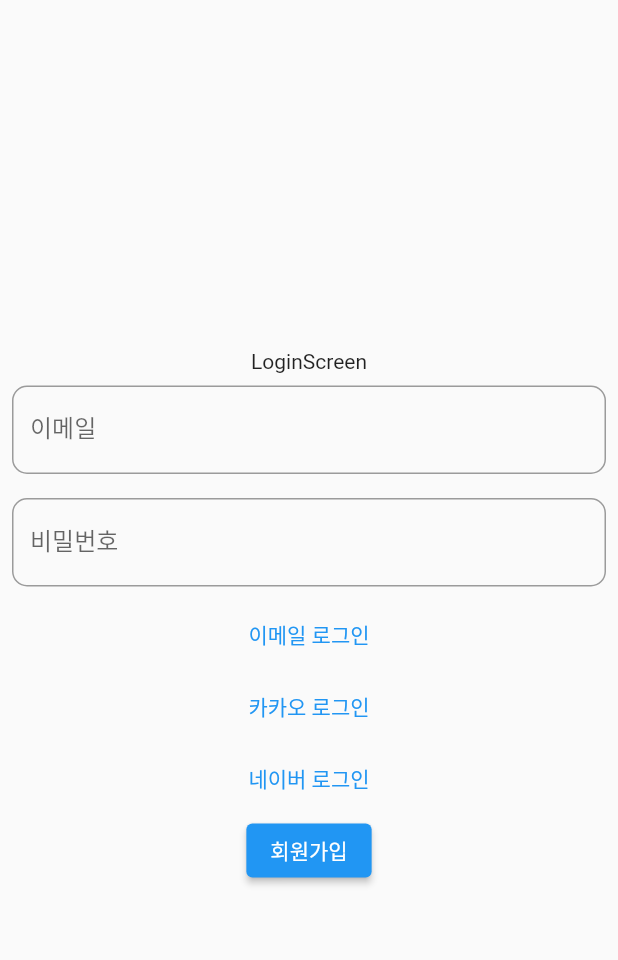
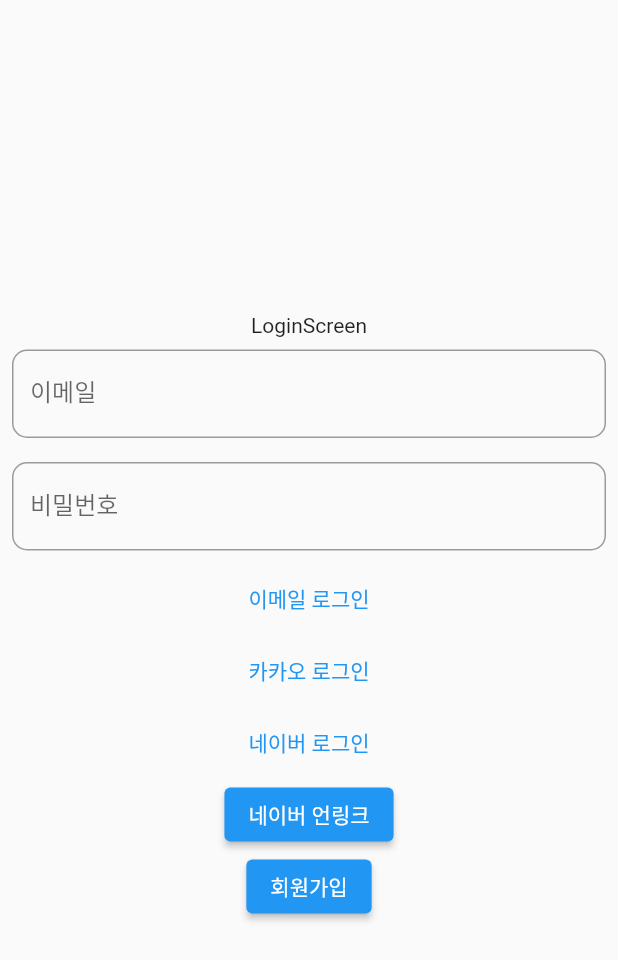
Before and after one commit to minjun-P/clean-architecture, a Flutter app: the screen it shows after launch, after a tap on "네이버 로그인", on a phone screen of 412 x 824 dp. Shown: the top 960 px of the screen. Run offline on Flutter 3.47's test engine with Material 2 defaults, Android fonts, the phone set to English and light mode, and no system bars; our stand-ins replace cloud_firestore, firebase_auth, firebase_core, get; missing offline and left inert: flutter_naver_login, kakao_flutter_sdk; accounts and stored records are empty.

Commit message:
Implement naver login

```diff
--- a/lib/app/data/services/naver_login_service.dart
+++ b/lib/app/data/services/naver_login_service.dart
@@ -18,6 +18,7 @@ class NaverLoginService implements SocialLoginService {
 
   @override
   Future<String?> login() async {
+    try {
       final NaverLoginResult naverLoginResult = await FlutterNaverLogin.logIn();
       if(naverLoginResult.status == NaverLoginStatus.loggedIn){
         NaverAccountResult user = naverLoginResult.account;
@@ -33,6 +34,9 @@ class NaverLoginService implements SocialLoginService {
         return uid;
       }
       return null;
+    } catch (e){
+      print(e);
+    }
   }
 
 }
--- a/lib/app/view/screens/login_screen/login_screen.dart
+++ b/lib/app/view/screens/login_screen/login_screen.dart
@@ -54,15 +54,22 @@ class LoginScreen extends GetView<LoginController> {
                   child: const Text('카카오 로그인')),
               TextButton(
                 child: const Text('네이버 로그인'),
-                onPressed: () async {
-                  await FlutterNaverLogin.logIn();
+                onPressed: () {
+                  controller.naverLogin();
                 },
               ),
               ElevatedButton(
-                  onPressed: () {
-                    Get.toNamed('/login/signup');
-                  },
-                  child: const Text('회원가입'))
+                onPressed: () {
+                  FlutterNaverLogin.logOutAndDeleteToken();
+                },
+                child: const Text('네이버 언링크'),
+              ),
+              ElevatedButton(
+                onPressed: () {
+                  Get.toNamed('/login/signup');
+                },
+                child: const Text('회원가입'),
+              )
             ],
           ),
         ),
@@ -95,8 +102,7 @@ class _LoginFormField extends StatelessWidget {
         decoration: InputDecoration(
             labelText: title,
             border: OutlineInputBorder(
-                borderRadius: BorderRadius.circular(10),
-                borderSide: const BorderSide(color: Colors.black))),
+                borderRadius: BorderRadius.circular(10), borderSide: const BorderSide(color: Colors.black))),
       ),
     );
   }
```
Lines whose indentation alone changed are shown as unchanged.
